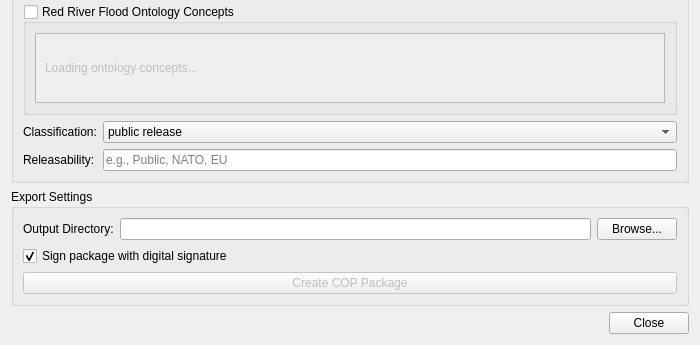
Above: ui/share_cop_dialog.ui from luciocola/share-common-operating-picture before the change; both pictures show x 0 to 700 and y 550 to 895 of the 700 by 895 pixel window. Below: the same form after it.
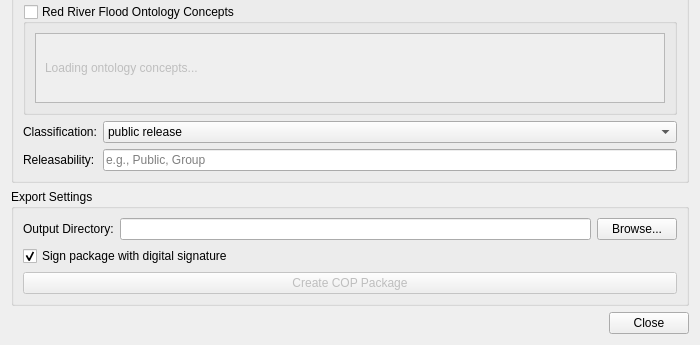
That is the form after the change.

```diff
--- a/ui/share_cop_dialog.ui
+++ b/ui/share_cop_dialog.ui
@@ -503,7 +503,7 @@
       <item row="3" column="1" colspan="2">
        <widget class="QLineEdit" name="txtReleasability">
         <property name="placeholderText">
-         <string>e.g., Public, NATO, EU</string>
+         <string>e.g., Public, Group</string>
         </property>
        </widget>
       </item>
```
